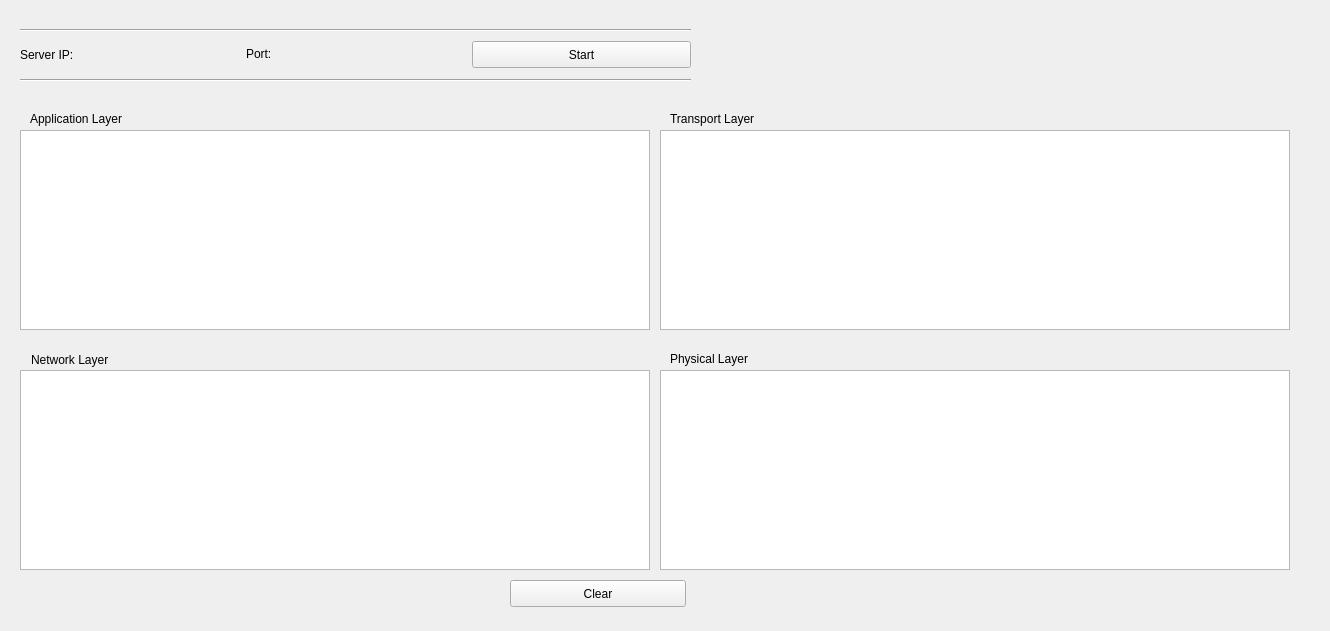
Old version of the form NEW/server.ui in the repository thaisdb/TCC.
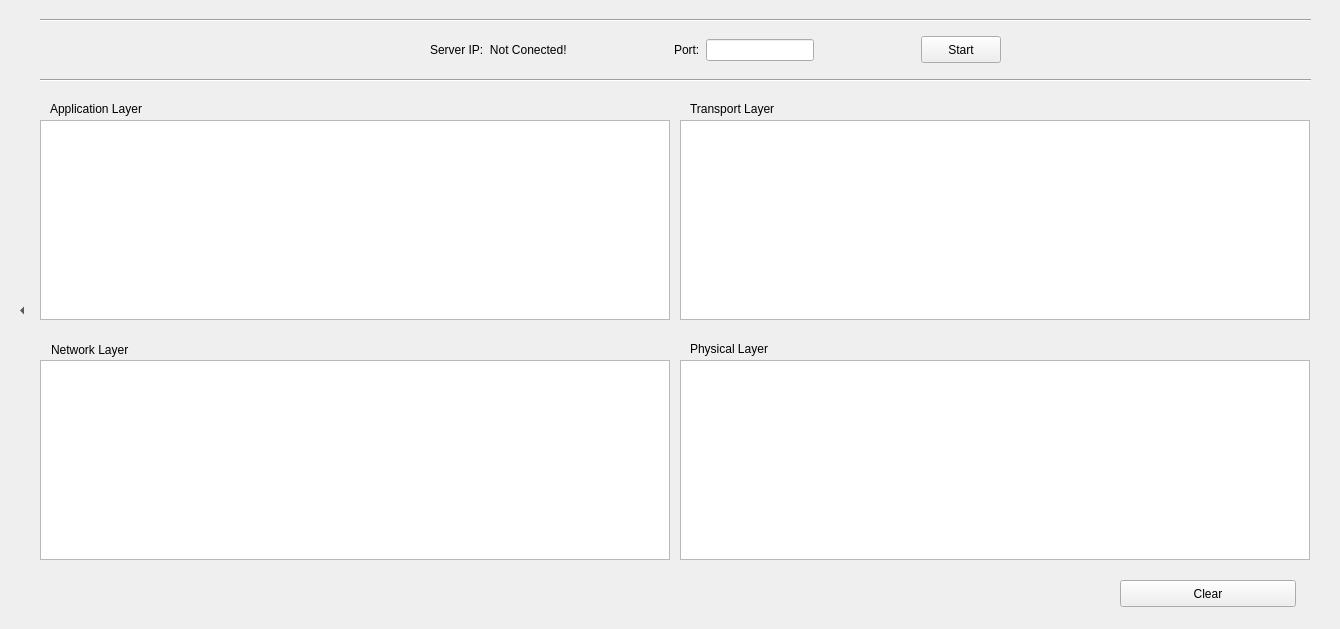
New version of the form.

```diff
--- a/NEW/server.ui
+++ b/NEW/server.ui
@@ -6,8 +6,8 @@
    <rect>
     <x>0</x>
     <y>0</y>
-    <width>1330</width>
-    <height>631</height>
+    <width>1340</width>
+    <height>629</height>
    </rect>
   </property>
   <property name="windowTitle">
@@ -16,7 +16,7 @@
   <widget class="QPushButton" name="clearButton">
    <property name="geometry">
     <rect>
-     <x>510</x>
+     <x>1120</x>
      <y>580</y>
      <width>176</width>
      <height>27</height>
@@ -29,9 +29,9 @@
   <widget class="Line" name="line">
    <property name="geometry">
     <rect>
-     <x>20</x>
+     <x>40</x>
      <y>70</y>
-     <width>671</width>
+     <width>1271</width>
      <height>20</height>
     </rect>
    </property>
@@ -42,9 +42,9 @@
   <widget class="Line" name="line_2">
    <property name="geometry">
     <rect>
-     <x>20</x>
-     <y>20</y>
-     <width>671</width>
+     <x>40</x>
+     <y>10</y>
+     <width>1271</width>
      <height>20</height>
     </rect>
    </property>
@@ -55,8 +55,8 @@
   <widget class="QTextEdit" name="transportLOut">
    <property name="geometry">
     <rect>
-     <x>660</x>
-     <y>130</y>
+     <x>680</x>
+     <y>120</y>
      <width>630</width>
      <height>200</height>
     </rect>
@@ -75,8 +75,8 @@
   <widget class="QLabel" name="label_9">
    <property name="geometry">
     <rect>
-     <x>670</x>
-     <y>350</y>
+     <x>690</x>
+     <y>340</y>
      <width>97</width>
      <height>17</height>
     </rect>
@@ -88,8 +88,8 @@
   <widget class="QTextEdit" name="physicalLOut">
    <property name="geometry">
     <rect>
-     <x>660</x>
-     <y>370</y>
+     <x>680</x>
+     <y>360</y>
      <width>630</width>
      <height>200</height>
     </rect>
@@ -98,59 +98,11 @@
     <bool>true</bool>
    </property>
   </widget>
-  <widget class="QWidget" name="layoutWidget">
-   <property name="geometry">
-    <rect>
-     <x>20</x>
-     <y>40</y>
-     <width>671</width>
-     <height>29</height>
-    </rect>
-   </property>
-   <layout class="QHBoxLayout" name="horizontalLayout_4">
-    <item>
-     <widget class="QLabel" name="serverIPLabel">
-      <property name="text">
-       <string>Server IP:</string>
-      </property>
-     </widget>
-    </item>
-    <item>
-     <widget class="QLabel" name="portLabel">
-      <property name="sizePolicy">
-       <sizepolicy hsizetype="Preferred" vsizetype="Maximum">
-        <horstretch>0</horstretch>
-        <verstretch>0</verstretch>
-       </sizepolicy>
-      </property>
-      <property name="text">
-       <string>Port:</string>
-      </property>
-     </widget>
-    </item>
-    <item>
-     <widget class="QPushButton" name="startButton">
-      <property name="maximumSize">
-       <size>
-        <width>219</width>
-        <height>27</height>
-       </size>
-      </property>
-      <property name="text">
-       <string>Start</string>
-      </property>
-      <property name="checkable">
-       <bool>false</bool>
-      </property>
-     </widget>
-    </item>
-   </layout>
-  </widget>
   <widget class="QLabel" name="label_7">
    <property name="geometry">
     <rect>
-     <x>670</x>
-     <y>110</y>
+     <x>690</x>
+     <y>100</y>
      <width>108</width>
      <height>17</height>
     </rect>
@@ -162,8 +114,8 @@
   <widget class="QTextEdit" name="applicationLOut">
    <property name="geometry">
     <rect>
-     <x>20</x>
-     <y>130</y>
+     <x>40</x>
+     <y>120</y>
      <width>630</width>
      <height>200</height>
     </rect>
@@ -185,8 +137,8 @@
   <widget class="QLabel" name="label_8">
    <property name="geometry">
     <rect>
-     <x>31</x>
-     <y>351</y>
+     <x>51</x>
+     <y>341</y>
      <width>102</width>
      <height>17</height>
     </rect>
@@ -198,8 +150,8 @@
   <widget class="QTextEdit" name="networkLOut">
    <property name="geometry">
     <rect>
-     <x>20</x>
-     <y>370</y>
+     <x>40</x>
+     <y>360</y>
      <width>630</width>
      <height>200</height>
     </rect>
@@ -211,8 +163,8 @@
   <widget class="QLabel" name="label_6">
    <property name="geometry">
     <rect>
-     <x>30</x>
-     <y>110</y>
+     <x>50</x>
+     <y>100</y>
      <width>120</width>
      <height>17</height>
     </rect>
@@ -221,6 +173,112 @@
     <string>Application Layer</string>
    </property>
   </widget>
+  <widget class="QToolButton" name="toolButton">
+   <property name="geometry">
+    <rect>
+     <x>10</x>
+     <y>10</y>
+     <width>24</width>
+     <height>601</height>
+    </rect>
+   </property>
+   <property name="text">
+    <string>...</string>
+   </property>
+   <property name="popupMode">
+    <enum>QToolButton::InstantPopup</enum>
+   </property>
+   <property name="autoRaise">
+    <bool>true</bool>
+   </property>
+   <property name="arrowType">
+    <enum>Qt::LeftArrow</enum>
+   </property>
+  </widget>
+  <widget class="QWidget" name="horizontalLayoutWidget">
+   <property name="geometry">
+    <rect>
+     <x>430</x>
+     <y>10</y>
+     <width>571</width>
+     <height>80</height>
+    </rect>
+   </property>
+   <layout class="QHBoxLayout" name="horizontalLayout">
+    <item>
+     <widget class="QLabel" name="serverIPLabel">
+      <property name="text">
+       <string>Server IP:  Not Conected!</string>
+      </property>
+     </widget>
+    </item>
+    <item>
+     <spacer name="horizontalSpacer">
+      <property name="orientation">
+       <enum>Qt::Horizontal</enum>
+      </property>
+      <property name="sizeHint" stdset="0">
+       <size>
+        <width>40</width>
+        <height>20</height>
+       </size>
+      </property>
+     </spacer>
+    </item>
+    <item>
+     <widget class="QLabel" name="portLabel">
+      <property name="sizePolicy">
+       <sizepolicy hsizetype="Preferred" vsizetype="Maximum">
+        <horstretch>0</horstretch>
+        <verstretch>0</verstretch>
+       </sizepolicy>
+      </property>
+      <property name="text">
+       <string>Port:</string>
+      </property>
+     </widget>
+    </item>
+    <item>
+     <widget class="QLineEdit" name="portEdit">
+      <property name="sizePolicy">
+       <sizepolicy hsizetype="Minimum" vsizetype="Fixed">
+        <horstretch>0</horstretch>
+        <verstretch>0</verstretch>
+       </sizepolicy>
+      </property>
+     </widget>
+    </item>
+    <item>
+     <spacer name="horizontalSpacer_2">
+      <property name="orientation">
+       <enum>Qt::Horizontal</enum>
+      </property>
+      <property name="sizeHint" stdset="0">
+       <size>
+        <width>40</width>
+        <height>20</height>
+       </size>
+      </property>
+     </spacer>
+    </item>
+    <item>
+     <widget class="QPushButton" name="startButton">
+      <property name="maximumSize">
+       <size>
+        <width>219</width>
+        <height>27</height>
+       </size>
+      </property>
+      <property name="text">
+       <string>Start</string>
+      </property>
+      <property name="checkable">
+       <bool>false</bool>
+      </property>
+     </widget>
+    </item>
+   </layout>
+  </widget>
  </widget>
  <resources/>
  <connections/>
```
